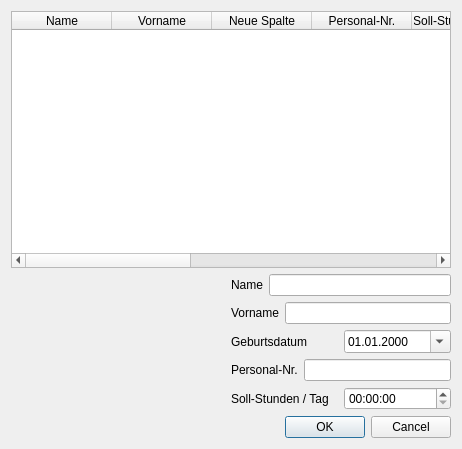
This is cpersonaledit.ui in joergpauly/megaroster as Qt 5 draws it before an edit. The edited form follows.
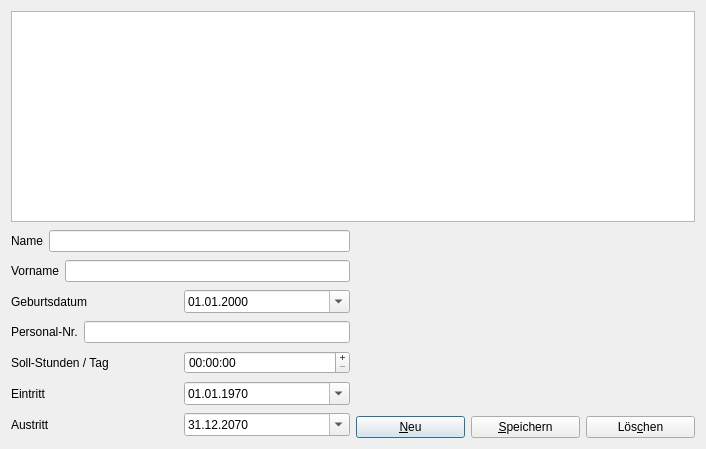
This is the edited form.

Diff of the .ui file:
```diff
--- a/cpersonaledit.ui
+++ b/cpersonaledit.ui
@@ -6,7 +6,7 @@
    <rect>
     <x>0</x>
     <y>0</y>
-    <width>462</width>
+    <width>706</width>
     <height>449</height>
    </rect>
   </property>
@@ -28,59 +28,40 @@
      <property name="lineWidth">
       <number>5</number>
      </property>
+     <property name="editTriggers">
+      <set>QAbstractItemView::NoEditTriggers</set>
+     </property>
+     <property name="showDropIndicator" stdset="0">
+      <bool>false</bool>
+     </property>
+     <property name="alternatingRowColors">
+      <bool>true</bool>
+     </property>
+     <property name="selectionMode">
+      <enum>QAbstractItemView::SingleSelection</enum>
+     </property>
+     <property name="selectionBehavior">
+      <enum>QAbstractItemView::SelectRows</enum>
+     </property>
+     <property name="sortingEnabled">
+      <bool>true</bool>
+     </property>
      <property name="rowCount">
       <number>0</number>
      </property>
      <property name="columnCount">
-      <number>10</number>
+      <number>0</number>
      </property>
-     <column>
-      <property name="text">
-       <string>Name</string>
-      </property>
-     </column>
-     <column>
-      <property name="text">
-       <string>Vorname</string>
-      </property>
-     </column>
-     <column>
-      <property name="text">
-       <string>Neue Spalte</string>
-      </property>
-     </column>
-     <column>
-      <property name="text">
-       <string>Personal-Nr.</string>
-      </property>
-     </column>
-     <column>
-      <property name="text">
-       <string>Soll-Stunden / Tag</string>
-      </property>
-     </column>
-     <column/>
-     <column/>
-     <column/>
-     <column/>
-     <column/>
+     <attribute name="horizontalHeaderDefaultSectionSize">
+      <number>130</number>
+     </attribute>
+     <attribute name="verticalHeaderDefaultSectionSize">
+      <number>16</number>
+     </attribute>
     </widget>
    </item>
    <item>
     <layout class="QHBoxLayout" name="horizontalLayout_6">
-     <item>
-      <spacer name="horizontalSpacer">
-       <property name="orientation">
-        <enum>Qt::Horizontal</enum>
-       </property>
-       <property name="sizeHint" stdset="0">
-        <size>
-         <width>40</width>
-         <height>20</height>
-        </size>
-       </property>
-      </spacer>
-     </item>
      <item>
       <layout class="QVBoxLayout" name="verticalLayout_2">
        <property name="sizeConstraint">
@@ -125,9 +106,22 @@
          </item>
          <item>
           <widget class="QDateEdit" name="datGebDat">
+           <property name="sizePolicy">
+            <sizepolicy hsizetype="Minimum" vsizetype="Fixed">
+             <horstretch>0</horstretch>
+             <verstretch>5</verstretch>
+            </sizepolicy>
+           </property>
            <property name="buttonSymbols">
             <enum>QAbstractSpinBox::PlusMinus</enum>
            </property>
+           <property name="minimumDate">
+            <date>
+             <year>1914</year>
+             <month>1</month>
+             <day>1</day>
+            </date>
+           </property>
            <property name="displayFormat">
             <string>dd.MM.yyyy</string>
            </property>
@@ -162,19 +156,131 @@
           </widget>
          </item>
          <item>
-          <widget class="QTimeEdit" name="timSollTag"/>
+          <widget class="QTimeEdit" name="timSollTag">
+           <property name="buttonSymbols">
+            <enum>QAbstractSpinBox::PlusMinus</enum>
+           </property>
+          </widget>
          </item>
         </layout>
        </item>
        <item>
-        <widget class="QDialogButtonBox" name="buttonBox">
+        <layout class="QHBoxLayout" name="horizontalLayout_7">
+         <item>
+          <widget class="QLabel" name="label_6">
+           <property name="text">
+            <string>Eintritt</string>
+           </property>
+          </widget>
+         </item>
+         <item>
+          <widget class="QDateEdit" name="datEintritt">
+           <property name="minimumDate">
+            <date>
+             <year>1970</year>
+             <month>1</month>
+             <day>1</day>
+            </date>
+           </property>
+           <property name="displayFormat">
+            <string>dd.MM.yyyy</string>
+           </property>
+           <property name="calendarPopup">
+            <bool>true</bool>
+           </property>
+           <property name="date">
+            <date>
+             <year>1970</year>
+             <month>1</month>
+             <day>1</day>
+            </date>
+           </property>
+          </widget>
+         </item>
+        </layout>
+       </item>
+       <item>
+        <layout class="QHBoxLayout" name="horizontalLayout_9">
+         <item>
+          <widget class="QLabel" name="label_7">
+           <property name="text">
+            <string>Austritt</string>
+           </property>
+          </widget>
+         </item>
+         <item>
+          <widget class="QDateEdit" name="datAustritt">
+           <property name="displayFormat">
+            <string>dd.MM.yyyy</string>
+           </property>
+           <property name="calendarPopup">
+            <bool>true</bool>
+           </property>
+           <property name="date">
+            <date>
+             <year>2070</year>
+             <month>12</month>
+             <day>31</day>
+            </date>
+           </property>
+          </widget>
+         </item>
+        </layout>
+       </item>
+      </layout>
+     </item>
+     <item>
+      <layout class="QVBoxLayout" name="verticalLayout_3">
+       <item>
+        <spacer name="verticalSpacer">
+         <property name="orientation">
+          <enum>Qt::Vertical</enum>
+         </property>
+         <property name="sizeHint" stdset="0">
+          <size>
+           <width>20</width>
+           <height>40</height>
+          </size>
+         </property>
+        </spacer>
+       </item>
+       <item>
+        <spacer name="horizontalSpacer">
          <property name="orientation">
           <enum>Qt::Horizontal</enum>
          </property>
-         <property name="standardButtons">
-          <set>QDialogButtonBox::Cancel|QDialogButtonBox::Ok</set>
+         <property name="sizeHint" stdset="0">
+          <size>
+           <width>40</width>
+           <height>20</height>
+          </size>
          </property>
-        </widget>
+        </spacer>
+       </item>
+       <item>
+        <layout class="QHBoxLayout" name="horizontalLayout_8">
+         <item>
+          <widget class="QPushButton" name="cmdNew">
+           <property name="text">
+            <string>&amp;Neu</string>
+           </property>
+          </widget>
+         </item>
+         <item>
+          <widget class="QPushButton" name="cmdSave">
+           <property name="text">
+            <string>&amp;Speichern</string>
+           </property>
+          </widget>
+         </item>
+         <item>
+          <widget class="QPushButton" name="cmdKill">
+           <property name="text">
+            <string>Lös&amp;chen</string>
+           </property>
+          </widget>
+         </item>
+        </layout>
        </item>
       </layout>
      </item>
```
Left out of the diff: 35 changed lines with no effect on the pictures.
